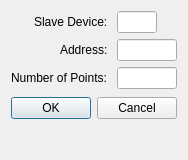
sanny32/OpenModScan, file omodscan/dialogs/dialogsetuppresetdata.ui: the form before one commit.
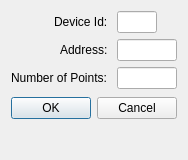
The form after the commit. Custom widgets are drawn as their Qt base class.

The edit to the form file:
```diff
--- a/omodscan/dialogs/dialogsetuppresetdata.ui
+++ b/omodscan/dialogs/dialogsetuppresetdata.ui
@@ -20,7 +20,7 @@
    <item row="0" column="0">
     <widget class="QLabel" name="labelSlaveDevice">
      <property name="text">
-      <string>Slave Device: </string>
+      <string>Device Id: </string>
      </property>
     </widget>
    </item>
```
Left out of the diff: 6 changed lines with no effect on the pictures.
